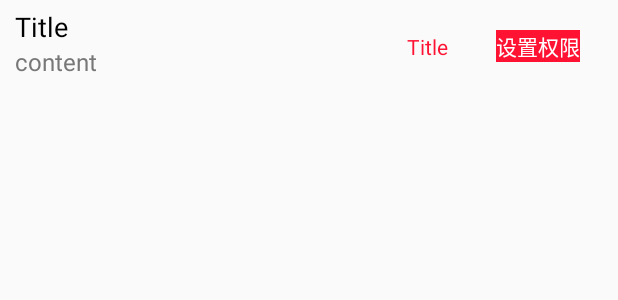
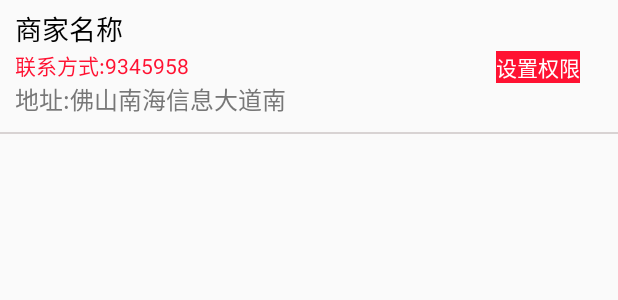
Before and after one commit to Qinxiaoshou/BuYo, an Android app: the layout business_search_otherbusiness__item_bean_list_content.xml on its own in the app's theme, with its tools: preview values and no code run, on a phone screen of 412 x 824 dp. Shown: the top 300 px of the screen. Run offline under Robolectric (Android 15) with nearby library versions, the phone set to English and light mode, and no system bars.

Commit message:
修改友好商家的功能

```diff
--- a/app/src/main/java/com/aode/buyoapp/qinxiaoshou/adapter/BusinessSettingBusinessFriendRecyclerViewAdapter.java
+++ b/app/src/main/java/com/aode/buyoapp/qinxiaoshou/adapter/BusinessSettingBusinessFriendRecyclerViewAdapter.java
@@ -1,7 +1,11 @@
 package com.aode.buyoapp.qinxiaoshou.adapter;
 
+import android.animation.Animator;
+import android.animation.AnimatorListenerAdapter;
+import android.animation.ObjectAnimator;
 import android.annotation.TargetApi;
 import android.content.Context;
+import android.content.Intent;
 import android.os.Build;
 import android.support.v7.widget.RecyclerView;
 import android.view.LayoutInflater;
@@ -9,6 +13,7 @@ import android.view.View;
 import android.view.ViewGroup;
 
 import com.aode.buyoapp.R;
+import com.aode.buyoapp.qinxiaoshou.activity.BusinessChooseBusinessAndPermissionActivity;
 
 
 /**
@@ -28,14 +33,14 @@ public class BusinessSettingBusinessFriendRecyclerViewAdapter extends RecyclerVi
     //列表页面的布局实现
     @Override
     public BusinessSettingBusinessFriendRecyclerViewAdapter.ViewHolder onCreateViewHolder(ViewGroup parent, int viewType) {
-       View view = LayoutInflater.from(parent.getContext()).inflate(R.layout.business_manage_my_businessfriends_product_list_item, parent, false);
+       View view = LayoutInflater.from(parent.getContext()).inflate(R.layout.business_search_otherbusiness__item_bean_list_content, parent, false);
        return new ViewHolder(view);
     }
 
     @TargetApi(Build.VERSION_CODES.LOLLIPOP)
     @Override
     public void onBindViewHolder(final BusinessSettingBusinessFriendRecyclerViewAdapter.ViewHolder holder, int position) {
-       /* final View view = holder.mView;
+        final View view = holder.mView;
         view.setOnClickListener(new View.OnClickListener() {  //监听列表条目信息跳转的控件
             @Override
             public void onClick(View v) {
@@ -43,13 +48,13 @@ public class BusinessSettingBusinessFriendRecyclerViewAdapter extends RecyclerVi
                 animator.addListener(new AnimatorListenerAdapter() {
                     @Override
                     public void onAnimationEnd(Animator animation) {
-                        System.out.println("点击了条目，产生了跳转");
-                        mContext.startActivity(new Intent(mContext, DetailActivity.class));
+                        //跳到该条目的商家进行的我对他开放本人商品权限管理
+                        mContext.startActivity(new Intent(mContext,BusinessChooseBusinessAndPermissionActivity.class));
                     }
                 });
                 animator.start();
             }
-        });*/
+        });
     }
 
     @Override
--- a/app/src/main/res/layout/business_add_product_layout.xml
+++ b/app/src/main/res/layout/business_add_product_layout.xml
@@ -53,7 +53,10 @@
         android:layout_below="@+id/toolbar_g_product_appbar"
         android:id="@+id/fl_g_framelayout"
         android:layout_width="match_parent"
-        android:layout_height="wrap_content" >
+        android:layout_height="wrap_content"
+        android:layout_marginBottom="50dp"
+        >
+
     </FrameLayout>
 
 
--- a/app/src/main/res/layout/business_manage_my_businessfriends_product_list_layout.xml
+++ b/app/src/main/res/layout/business_manage_my_businessfriends_product_list_layout.xml
@@ -9,7 +9,7 @@
         android:layout_width="match_parent"
         android:layout_height="match_parent" />
 
-    <RadioGroup
+    <!--<RadioGroup
         android:background="@drawable/pic_list_item_bg"
         android:layout_weight="1.0"
         android:layout_alignParentBottom="true"
@@ -19,7 +19,7 @@
         android:layout_width="match_parent"
         android:layout_height="48dp"
         >
-        <TextView
+       &lt;!&ndash; <TextView
             android:paddingTop="10dp"
             android:gravity="center_horizontal"
             android:layout_width="match_parent"
@@ -27,6 +27,6 @@
             android:background="#ff393e"
             android:textSize="20sp"
             android:textColor="#ffffff"
-            android:text="开放权限"/>
-    </RadioGroup>
+            android:text="开放权限"/>&ndash;&gt;
+    </RadioGroup>-->
 </RelativeLayout>
--- a/app/src/main/res/layout/business_search_otherbusiness__item_bean_list_content.xml
+++ b/app/src/main/res/layout/business_search_otherbusiness__item_bean_list_content.xml
@@ -1,61 +1,70 @@
 <?xml version="1.0" encoding="utf-8"?>
 <RelativeLayout xmlns:android="http://schemas.android.com/apk/res/android"
-              android:layout_width="match_parent"
-              android:layout_height="wrap_content">
+    android:layout_width="match_parent"
+    android:layout_height="wrap_content">
+
     <ImageView
-        android:visibility="gone"
+        android:id="@+id/item_search_iv_icon"
+        android:layout_width="60dp"
+        android:layout_height="60dp"
+        android:layout_centerVertical="true"
+        android:layout_marginLeft="20dp"
         android:src="@drawable/icon"
-        android:id="@+id/item_search_iv_icon"
-        android:layout_marginLeft="20dp"
-        android:layout_centerVertical="true"
-        android:layout_width="60dp"
-        android:layout_height="60dp"/>
+        android:visibility="gone" />
+
     <TextView
         android:id="@+id/item_search_tv_title"
+        android:layout_width="wrap_content"
+        android:layout_height="wrap_content"
+        android:layout_marginLeft="10dp"
         android:layout_marginTop="5dp"
-        android:layout_marginLeft="10dp"
         android:layout_toRightOf="@id/item_search_iv_icon"
-        android:text="Title"
-        android:textSize="18sp"
+        android:text="商家名称"
         android:textColor="#000"
+        android:textSize="18sp" />
+
+    <TextView
+        android:id="@+id/item_search_tv_comments"
         android:layout_width="wrap_content"
-        android:layout_height="wrap_content"/>
+        android:layout_height="wrap_content"
+        android:layout_alignStart="@+id/item_search_tv_content"
+        android:layout_below="@+id/item_search_tv_title"
+        android:layout_marginRight="63dp"
+        android:singleLine="true"
+        android:text="联系方式:9345958"
+        android:textColor="#ff1232"
+        android:textSize="14sp" />
+
     <TextView
         android:id="@+id/item_search_tv_content"
+        android:layout_width="match_parent"
+        android:layout_height="wrap_content"
+        android:layout_below="@id/item_search_tv_comments"
+        android:layout_marginBottom="10dp"
         android:layout_marginLeft="10dp"
-        android:layout_marginBottom="10dp"
         android:layout_marginRight="50dp"
         android:layout_toRightOf="@id/item_search_iv_icon"
-        android:layout_below="@id/item_search_tv_title"
-        android:text="content"
-        android:textSize="16sp"
+        android:text="地址:佛山南海信息大道南"
         android:textColor="#777"
+        android:textSize="16sp" />
+    <TextView
+        android:layout_below="@+id/item_search_tv_content"
         android:layout_width="match_parent"
-        android:layout_height="wrap_content"/>
+        android:layout_height="1dp"
+        android:background="#d8d3d3"/>
     <TextView
-        android:id="@+id/item_search_tv_comments"
-        android:text="Title"
-        android:singleLine="true"
-        android:textSize="14sp"
-        android:textColor="#ff1232"
+        android:id="@+id/textView2"
         android:layout_width="wrap_content"
         android:layout_height="wrap_content"
-        android:layout_marginRight="63dp"
-        android:layout_marginEnd="63dp"
+        android:layout_alignParentEnd="true"
+        android:layout_alignParentRight="true"
         android:layout_centerVertical="true"
-        android:layout_alignRight="@+id/item_search_tv_content"
-        android:layout_alignEnd="@+id/item_search_tv_content" />
- <TextView
-     android:text="设置权限"
-     android:singleLine="true"
-     android:textSize="14sp"
-     android:background="#ff1232"
-     android:textColor="#ffffff"
-     android:layout_width="wrap_content"
-     android:layout_height="wrap_content"
-     android:layout_centerVertical="true"
-     android:layout_alignParentRight="true"
-     android:layout_alignParentEnd="true"
-     android:layout_marginRight="25dp"
-     android:layout_marginEnd="25dp" />
+        android:layout_marginEnd="25dp"
+        android:layout_marginRight="25dp"
+        android:background="#ff1232"
+        android:singleLine="true"
+        android:text="设置权限"
+        android:textColor="#ffffff"
+        android:textSize="14sp" />
+
 </RelativeLayout>
```
